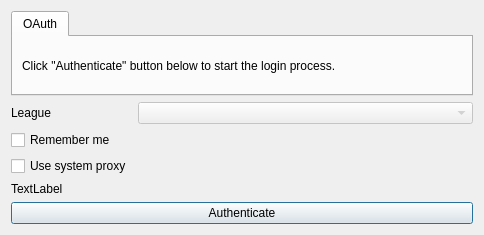
The window that forms/logindialog.ui (gerwaric/acquisition) describes before a commit, drawn with Qt 5.
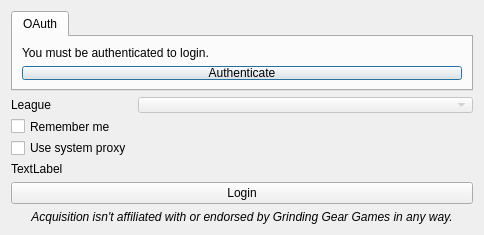
The same window after the commit.

Diff of the .ui file:
```diff
--- a/forms/logindialog.ui
+++ b/forms/logindialog.ui
@@ -39,7 +39,14 @@
        <item>
         <widget class="QLabel" name="label_4">
          <property name="text">
-          <string>Click &quot;Authenticate&quot; button below to start the login process.</string>
+          <string>You must be authenticated to login.</string>
+         </property>
+        </widget>
+       </item>
+       <item>
+        <widget class="QPushButton" name="authenticateButton">
+         <property name="text">
+          <string>Authenticate</string>
          </property>
         </widget>
        </item>
@@ -52,13 +59,6 @@
      <property name="topMargin">
       <number>0</number>
      </property>
-     <item row="3" column="0">
-      <widget class="QLabel" name="errorLabel">
-       <property name="text">
-        <string>TextLabel</string>
-       </property>
-      </widget>
-     </item>
      <item row="0" column="0">
       <widget class="QLabel" name="label_3">
        <property name="minimumSize">
@@ -96,12 +96,34 @@
        </property>
       </widget>
      </item>
+     <item row="3" column="0">
+      <widget class="QLabel" name="errorLabel">
+       <property name="text">
+        <string>TextLabel</string>
+       </property>
+      </widget>
+     </item>
     </layout>
    </item>
    <item>
     <widget class="QPushButton" name="loginButton">
      <property name="text">
-      <string>Authenticate</string>
+      <string>Login</string>
+     </property>
+    </widget>
+   </item>
+   <item>
+    <widget class="QLabel" name="label">
+     <property name="font">
+      <font>
+       <italic>true</italic>
+      </font>
+     </property>
+     <property name="text">
+      <string>Acquisition isn't affiliated with or endorsed by Grinding Gear Games in any way.</string>
+     </property>
+     <property name="alignment">
+      <set>Qt::AlignCenter</set>
      </property>
     </widget>
    </item>
```
Left out of the diff: 7 changed lines with no effect on the pictures.
